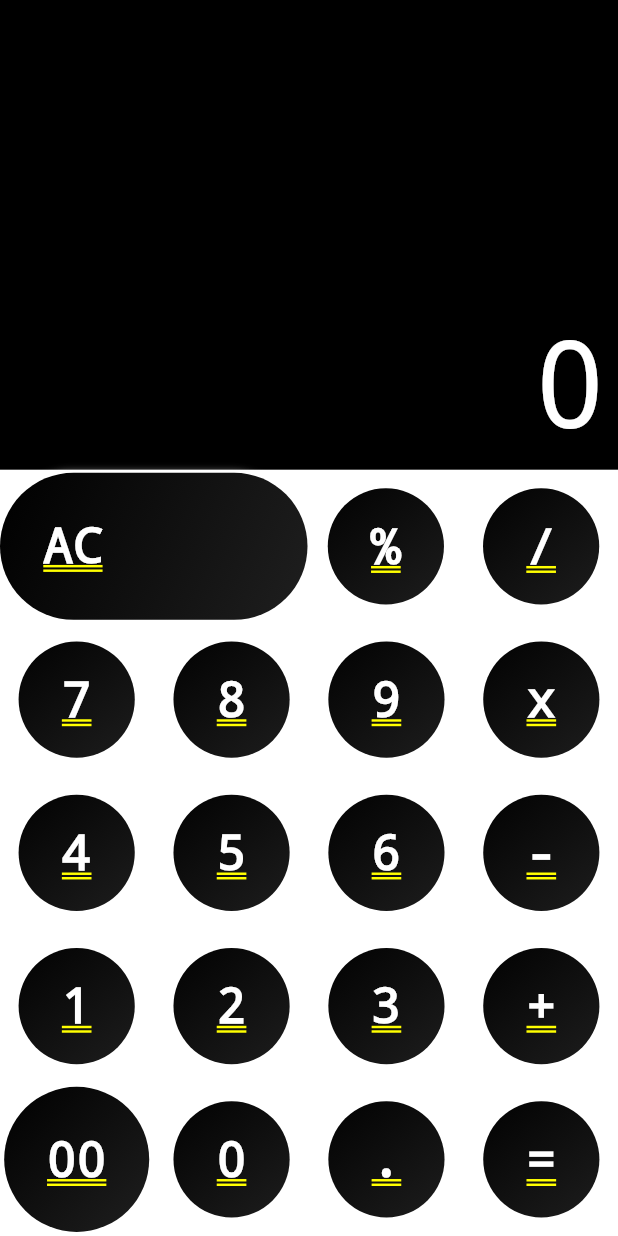
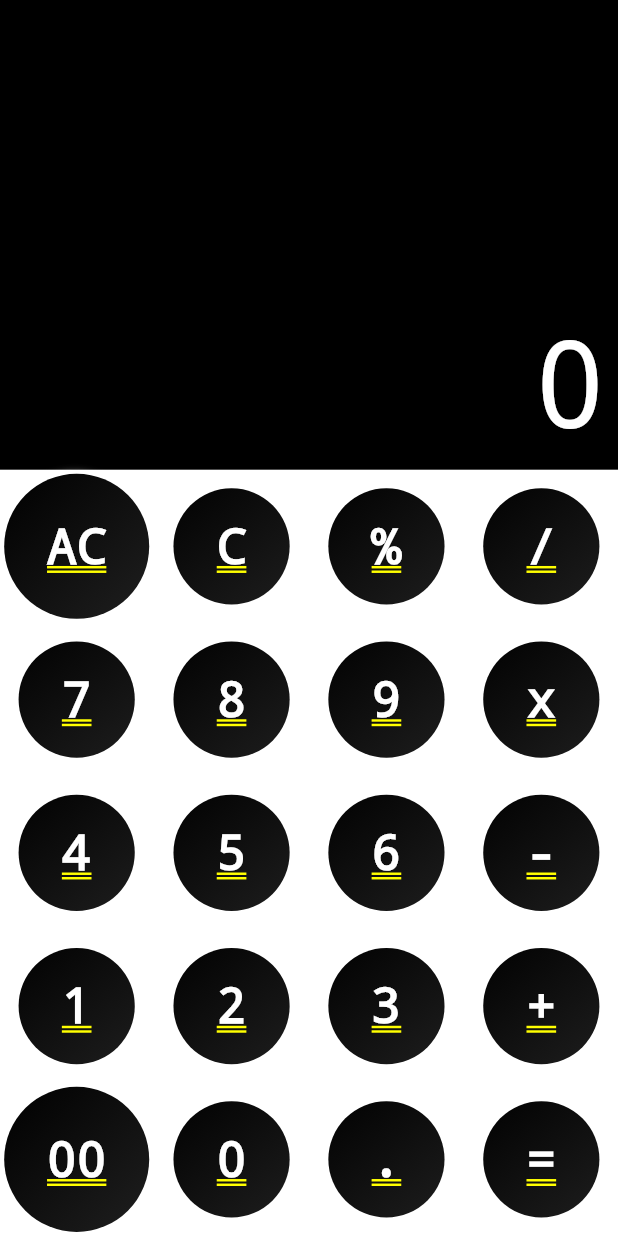
Before and after one commit to jinosh05/neumorphic_calculator, a Flutter app: the screen it shows after launch, after a tap on "AC", on a phone screen of 412 x 824 dp. Run offline on Flutter 3.47's test engine with Material 2 defaults, Android fonts, the phone set to English and light mode, and no system bars; drawn by our look-alikes of auto_size_text, flutter_neumorphic.

Commit message:
Clear function implemented

```diff
--- a/lib/components/button.dart
+++ b/lib/components/button.dart
@@ -8,13 +8,6 @@ class Button extends StatelessWidget {
     required this.text,
     required this.onPressed,
     this.isBig = false,
-  });
-
-  const Button.large({
-    super.key,
-    required this.text,
-    required this.onPressed,
-    this.isBig = true,
   });
 
   const Button({
@@ -31,7 +24,6 @@ class Button extends StatelessWidget {
   @override
   Widget build(BuildContext context) {
     return Expanded(
-      flex: isBig ? 2 : 1,
       child: Container(
         alignment: isBig ? null : Alignment.center,
         margin: EdgeInsets.symmetric(
@@ -41,16 +33,14 @@ class Button extends StatelessWidget {
           padding: EdgeInsets.all(
             SizeConfig.fs_03_5,
           ),
-          style: NeumorphicStyle(
+          style: const NeumorphicStyle(
             depth: 3,
             surfaceIntensity: 0.3,
             lightSource: LightSource.topLeft,
             shadowLightColor: Colors.white54,
             shadowDarkColor: Colors.white30,
             color: Colors.black,
-            boxShape: isBig
-                ? const NeumorphicBoxShape.stadium()
-                : const NeumorphicBoxShape.circle(),
+            boxShape: NeumorphicBoxShape.circle(),
             shape: NeumorphicShape.concave,
           ),
           child: Text(
--- a/lib/components/keyboard.dart
+++ b/lib/components/keyboard.dart
@@ -20,8 +20,12 @@ class Keyboard extends StatelessWidget {
         children: <Widget>[
           ButtonRow(
             buttons: [
-              Button.large(
+              Button(
                 text: 'AC',
+                onPressed: onPressed,
+              ),
+              Button(
+                text: 'C',
                 onPressed: onPressed,
               ),
               Button(
--- a/lib/models/memory.dart
+++ b/lib/models/memory.dart
@@ -16,6 +16,8 @@ class Memory {
 
     if (command == 'AC') {
       _allClear();
+    } else if (command == 'C') {
+      _removeLast();
     } else if (operations.contains(command)) {
       _setOperation(command);
     } else {
@@ -71,6 +73,14 @@ class Memory {
     _wipeValue = false;
   }
 
+  _removeLast() {
+    _value = _value.substring(0, _value.length - 1);
+    if (_value.isEmpty) {
+      _value = "0";
+    }
+    _buffer[_bufferIndex] = double.tryParse(_value) ?? 0;
+  }
+
   _calculate() {
     switch (_operation) {
       case '%':
--- a/lib/utils/size_config.dart
+++ b/lib/utils/size_config.dart
@@ -1,3 +1,5 @@
+import 'dart:developer';
+
 import 'package:flutter/widgets.dart';
 
 class SizeConfig {
@@ -207,8 +209,8 @@ class SizeConfig {
     heightMultiplier = _blockHeight;
     widthMultiplier = _blockWidth;
 
-    print('screen_width $screenWidth');
-    print('screen_height $screenHeight');
+    log('screen_width $screenWidth');
+    log('screen_height $screenHeight');
 
     /* width */
     width_0_8 = widthMultiplier * 0.8;
```
